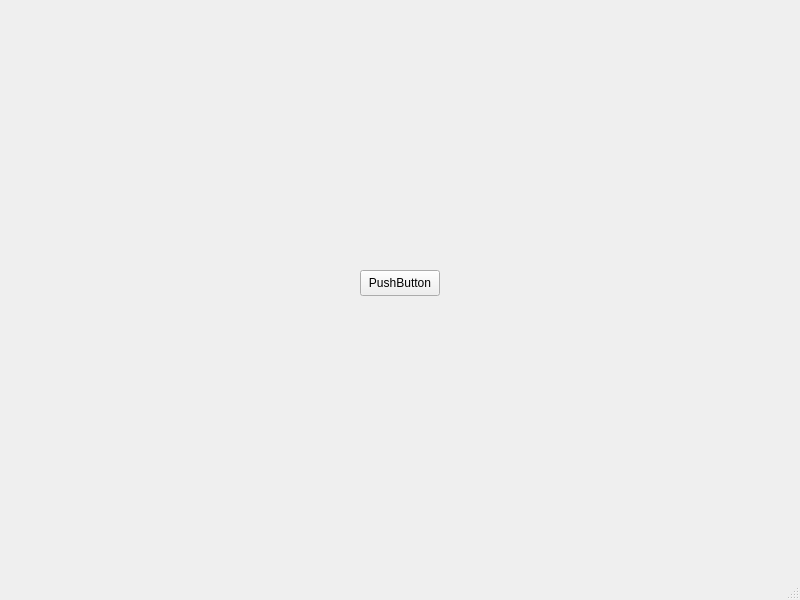
The window that CookieClicker2/market.ui (SimonBach1/QtProject) describes before a commit, drawn with Qt 5.
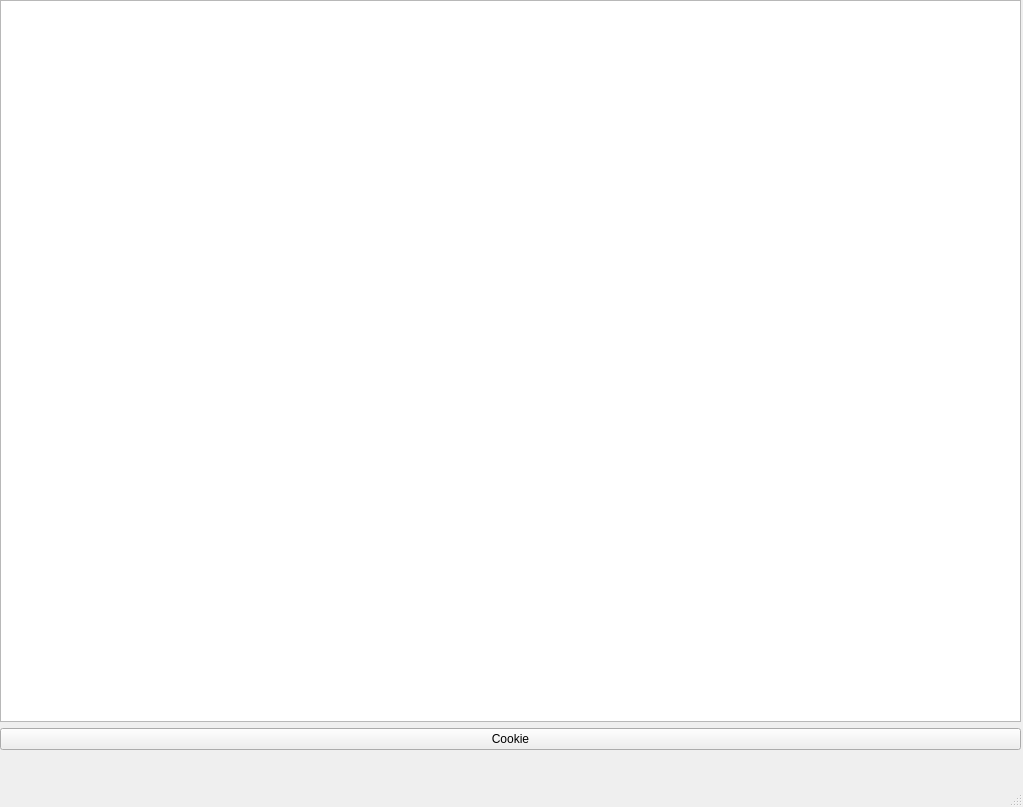
The same window after the commit.

Commit message: debut market

Diff of the .ui file:
```diff
--- a/CookieClicker2/market.ui
+++ b/CookieClicker2/market.ui
@@ -6,26 +6,41 @@
    <rect>
     <x>0</x>
     <y>0</y>
-    <width>800</width>
-    <height>600</height>
+    <width>1023</width>
+    <height>807</height>
    </rect>
   </property>
   <property name="windowTitle">
    <string>MainWindow</string>
   </property>
-  <widget class="QWidget" name="centralwidget">
-   <widget class="QPushButton" name="pushButton">
+  <widget class="QWidget" name="MARKET">
+   <widget class="QWidget" name="marketPage" native="true">
     <property name="geometry">
      <rect>
-      <x>360</x>
-      <y>270</y>
-      <width>80</width>
-      <height>26</height>
+      <x>0</x>
+      <y>0</y>
+      <width>1021</width>
+      <height>751</height>
      </rect>
     </property>
-    <property name="text">
-     <string>PushButton</string>
-    </property>
+    <layout class="QVBoxLayout" name="mainLayout">
+     <property name="leftMargin">
+      <number>0</number>
+     </property>
+     <property name="bottomMargin">
+      <number>1</number>
+     </property>
+     <item>
+      <widget class="QListView" name="listView"/>
+     </item>
+     <item>
+      <widget class="QPushButton" name="pushButton">
+       <property name="text">
+        <string>Cookie</string>
+       </property>
+      </widget>
+     </item>
+    </layout>
    </widget>
   </widget>
   <widget class="QMenuBar" name="menubar">
```
Left out of the diff: 2 changed lines with no effect on the pictures. The commit also changes 4 other files.
